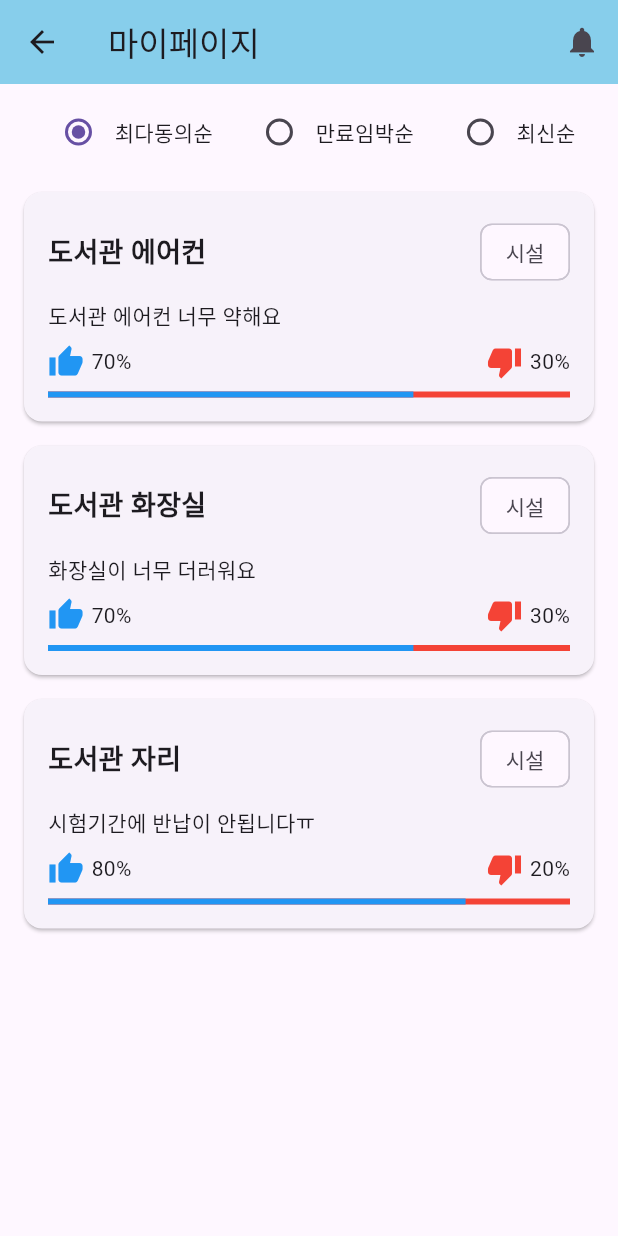
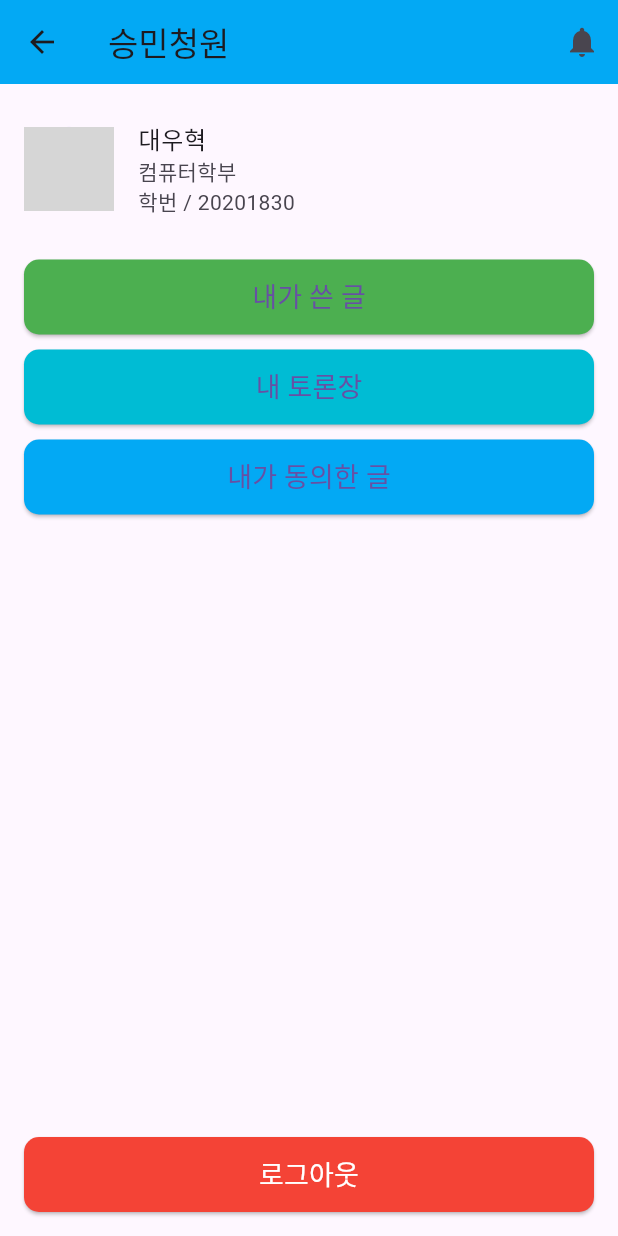
Before and after one commit to SoongMinChungWon/SoongMin_Front, a Flutter app: the BottomNav screen opened directly, item 4 of the bottom bar chosen, on a phone screen of 412 x 824 dp. Run offline on Flutter 3.47's test engine with Material 3 defaults, Android fonts, the light colour scheme and no system bars; our stand-ins replace animated_bottom_navigation_bar, cached_network_image, flutter_riverpod, go_router; network calls fail; grey boxes are pictures that could not be loaded.

Commit message:
마이페이지 구현 + 연결

```diff
--- a/lib/core/routes/routes.dart
+++ b/lib/core/routes/routes.dart
@@ -1,11 +1,13 @@
 import 'package:go_router/go_router.dart';
 
 import 'package:flutter/material.dart';
+import 'package:sw/src/MyPage.dart';
 import 'package:sw/src/bottom_nav.dart';
 import 'package:sw/src/LoginMian.dart';
 import 'package:sw/src/Main_Screen.dart';
 import 'package:sw/src/home.dart';
 import 'package:sw/src/wait.dart';
+
 
 final GlobalKey<NavigatorState> rootNavigatorKey = GlobalKey<NavigatorState>();
 final ValueNotifier<bool> refreshNotifier = ValueNotifier<bool>(false);
@@ -32,5 +34,9 @@ final GoRouter router = GoRouter(
       path: '/wait',
       builder: (context, state) => Wait(),
     ),
+    GoRoute(
+      path: '/mypage',
+      builder: (context, state) => MyPage(),
+    ),
   ],
 );
--- /dev/null
+++ b/lib/src/MyPage.dart
@@ -0,0 +1,92 @@
+import 'package:flutter/material.dart';
+import 'package:cached_network_image/cached_network_image.dart';
+
+class MyPage extends StatelessWidget {
+  @override
+  Widget build(BuildContext context) {
+    return Scaffold(
+      appBar: AppBar(
+        title: Text('승민청원'),
+        leading: IconButton(
+          icon: Icon(Icons.arrow_back),
+          onPressed: () {
+            // Handle back button press
+          },
+        ),
+        actions: [
+          IconButton(
+            icon: Icon(Icons.notifications),
+            onPressed: () {
+              // Handle notification button press
+            },
+          ),
+        ],
+        backgroundColor: Colors.lightBlue,
+      ),
+      body: Padding(
+        padding: const EdgeInsets.all(16.0),
+        child: Column(
+          children: [
+            ListTile(
+              contentPadding: EdgeInsets.zero,
+              leading: CircleAvatar(
+                radius: 30,
+                backgroundImage: CachedNetworkImageProvider(
+                  'https://example.com/profile.jpg', // Replace with actual profile image URL
+                ),
+              ),
+              title: Text('대우혁'),
+              subtitle: Text('컴퓨터학부\n학번 / 20201830'),
+            ),
+            SizedBox(height: 20),
+            buildMenuButton('내가 쓴 글', Colors.green),
+            SizedBox(height: 10),
+            buildMenuButton('내 토론장', Colors.cyan),
+            SizedBox(height: 10),
+            buildMenuButton('내가 동의한 글', Colors.lightBlue),
+            Spacer(),
+            logoutButton(),
+          ],
+        ),
+      ),
+    );
+  }
+
+  Widget buildMenuButton(String text, Color color) {
+    return ElevatedButton(
+      onPressed: () {
+        // Handle button press
+      },
+      style: ElevatedButton.styleFrom(
+        backgroundColor: color,
+        minimumSize: Size(double.infinity, 50),
+        shape: RoundedRectangleBorder(
+          borderRadius: BorderRadius.circular(10),
+        ),
+      ),
+      child: Text(
+        text,
+        style: TextStyle(fontSize: 18),
+      ),
+    );
+  }
+
+  Widget logoutButton() {
+    return ElevatedButton(
+      onPressed: () {
+        // Handle logout button press
+      },
+      style: ElevatedButton.styleFrom(
+        backgroundColor: Colors.red,
+        minimumSize: Size(double.infinity, 50),
+        shape: RoundedRectangleBorder(
+          borderRadius: BorderRadius.circular(10),
+        ),
+      ),
+      child: Text(
+        '로그아웃',
+        style: TextStyle(fontSize: 18, color: Colors.white),
+      ),
+    );
+  }
+}
--- a/lib/src/bottom_nav.dart
+++ b/lib/src/bottom_nav.dart
@@ -62,7 +62,7 @@ class _BottomBarState extends ConsumerState<BottomNav> {
                 break;
               case 3:
                 navStateNotifier.updateTitle('마이페이지');
-                context.push('/wait');
+                context.push('/mypage');
                 break;
             }
           });
--- a/pubspec.yaml
+++ b/pubspec.yaml
@@ -68,6 +68,7 @@ dependencies:
   permission_handler: ^11.3.1
   persistent_bottom_nav_bar: ^6.2.1
   animated_bottom_navigation_bar: ^1.3.3
+  cached_network_image: ^3.0.0
 
 dev_dependencies:
   flutter_test:
```
Also changed, not shown: pubspec.lock, 6 other files.
